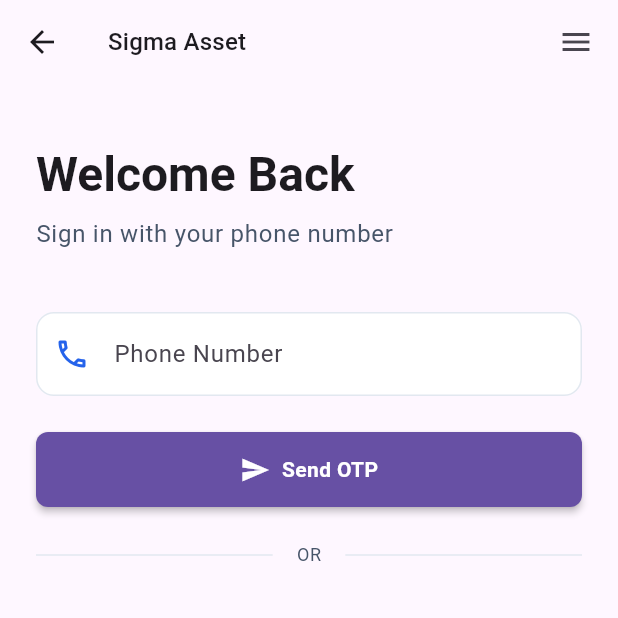
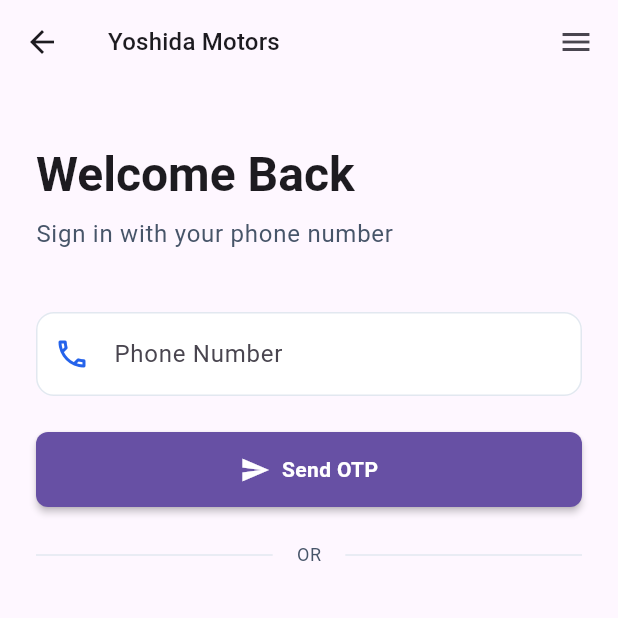
Before and after one commit to Rizz404/yoshida_motors_app, a Flutter app: the LoginScreen screen opened directly, on a phone screen of 412 x 824 dp, the top half of it. Run offline on Flutter 3.47's test engine with Material 3 defaults, Android fonts, the phone set to English and light mode, and no system bars; drawn by our look-alikes of flutter_form_builder, loader_overlay; our stand-ins replace bot_toast, cached_network_image, dio, equatable, file_picker, firebase_auth and 15 more; missing offline and left inert: talker_dio_logger, talker_riverpod_logger; accounts and stored records are empty.

Commit message:
fix(core): fix app name and gradle

```diff
--- a/lib/core/router/app_router.dart
+++ b/lib/core/router/app_router.dart
@@ -36,18 +36,18 @@ String _getInitialLocation(Ref ref) {
 
   // * Kalau masih loading, default ke login (native splash masih tampil)
   if (authState.isLoading) {
-    return const LoginRoute().location;
+    return LoginRoute.path;
   }
 
   final currentAuthState = authState.whenOrNull(data: (state) => state);
   final isAuthenticated = currentAuthState?.status == AuthStatus.authenticated;
 
   if (!isAuthenticated) {
-    return const LoginRoute().location;
+    return LoginRoute.path;
   }
 
   // * Authenticated users go to home
-  return const HomeRoute().location;
+  return HomeRoute.path;
 }
 
 /// Handle redirect logic berdasarkan auth state
@@ -67,12 +67,12 @@ String? _handleRedirect(Ref ref, GoRouterState state) {
 
   // * Not authenticated and not going to auth? Redirect to login
   if (!currentIsAuthenticated && !isGoingToAuth) {
-    return const LoginRoute().location;
+    return LoginRoute.path;
   }
 
   // * Authenticated and going to auth? Redirect to home
   if (currentIsAuthenticated && isGoingToAuth) {
-    return const HomeRoute().location;
+    return HomeRoute.path;
   }
 
   return null;
--- a/lib/core/router/routes.dart
+++ b/lib/core/router/routes.dart
@@ -25,6 +25,8 @@ part 'routes.g.dart';
 @TypedGoRoute<LoginRoute>(path: '/auth/login', name: 'login')
 class LoginRoute extends GoRouteData {
   const LoginRoute();
+
+  static const path = '/auth/login';
 
   @override
   Widget build(BuildContext context, GoRouterState state) =>
@@ -85,6 +87,8 @@ class AppShellRouteData extends StatefulShellRouteData {
 
 class HomeRoute extends GoRouteData {
   const HomeRoute();
+
+  static const path = '/';
 
   @override
   Widget build(BuildContext context, GoRouterState state) => const HomeScreen();
--- a/lib/core/services/local_notification_service.dart
+++ b/lib/core/services/local_notification_service.dart
@@ -23,7 +23,7 @@ class LocalNotificationService {
       AndroidNotificationChannel(
         'car_rongsok_app_default', // id
         'Default Notifications', // name
-        description: 'General notifications from Sigma Asset',
+        description: 'General notifications from Yoshida Motors',
         importance: Importance.max,
         enableVibration: true,
         playSound: true,
--- a/lib/core/utils/talker_config.dart
+++ b/lib/core/utils/talker_config.dart
@@ -36,7 +36,7 @@ class TalkerConfig {
 
   /// Log application startup
   static void _logAppStart() {
-    logger.info('🚀 Sigma Asset App Started');
+    logger.info('🚀 Yoshida Motors App Started');
     logger.debug('Environment: ${kDebugMode ? 'DEBUG' : 'RELEASE'}');
     logger.debug('Platform: ${defaultTargetPlatform.name}');
   }
--- a/lib/di/auth_providers.dart
+++ b/lib/di/auth_providers.dart
@@ -8,6 +8,7 @@ import 'package:car_rongsok_app/feature/auth/repositories/auth_repository.dart';
 import 'package:car_rongsok_app/feature/user/models/user.dart';
 import 'package:equatable/equatable.dart';
 import 'package:flutter_riverpod/flutter_riverpod.dart';
+import 'package:fpdart/fpdart.dart';
 
 // ==========================================
 // AUTH STATE
@@ -57,8 +58,11 @@ class AuthNotifier extends AsyncNotifier<AuthState> {
   FutureOr<AuthState> build() async {
     _authRepository = ref.read(authRepositoryProvider);
 
-    // * Get profile dari API/cache untuk validasi auth
-    final result = await _authRepository.getProfile().run();
+    // * Timeout 5 detik untuk mencegah ANR saat server lambat/error
+    final result = await _authRepository.getProfile().run().timeout(
+      const Duration(seconds: 5),
+      onTimeout: () => const Left(ApiFailure(message: 'Auth check timeout')),
+    );
 
     return result.fold(
       (failure) => AuthState.unauthenticated(failure: failure),
--- a/lib/l10n/app_en.arb
+++ b/lib/l10n/app_en.arb
@@ -606,7 +606,7 @@
   "@userShellBottomNavProfile": {
     "description": "User shell bottom navigation label for profile"
   },
-  "appEndDrawerTitle": "Sigma Asset",
+  "appEndDrawerTitle": "Yoshida Motors",
   "@appEndDrawerTitle": {
     "description": "App end drawer title"
   },
@@ -714,7 +714,7 @@
   "@appEndDrawerProfile": {
     "description": "Profile menu item"
   },
-  "customAppBarTitle": "Sigma Asset",
+  "customAppBarTitle": "Yoshida Motors",
   "@customAppBarTitle": {
     "description": "App bar title"
   },
--- a/lib/l10n/app_id.arb
+++ b/lib/l10n/app_id.arb
@@ -606,7 +606,7 @@
   "@userShellBottomNavProfile": {
     "description": "User shell bottom navigation label for profile"
   },
-  "appEndDrawerTitle": "Sigma Asset",
+  "appEndDrawerTitle": "Yoshida Motors",
   "@appEndDrawerTitle": {
     "description": "App end drawer title"
   },
@@ -714,7 +714,7 @@
   "@appEndDrawerProfile": {
     "description": "Profile menu item"
   },
-  "customAppBarTitle": "Sigma Asset",
+  "customAppBarTitle": "Yoshida Motors",
   "@customAppBarTitle": {
     "description": "App bar title"
   },
--- a/lib/l10n/app_ja.arb
+++ b/lib/l10n/app_ja.arb
@@ -606,7 +606,7 @@
   "@userShellBottomNavProfile": {
     "description": "User shell bottom navigation label for profile"
   },
-  "appEndDrawerTitle": "Sigma Asset",
+  "appEndDrawerTitle": "Yoshida Motors",
   "@appEndDrawerTitle": {
     "description": "App end drawer title"
   },
@@ -714,7 +714,7 @@
   "@appEndDrawerProfile": {
     "description": "Profile menu item"
   },
-  "customAppBarTitle": "Sigma Asset",
+  "customAppBarTitle": "Yoshida Motors",
   "@customAppBarTitle": {
     "description": "App bar title"
   },
--- a/lib/l10n/app_localizations.dart
+++ b/lib/l10n/app_localizations.dart
@@ -1134,7 +1134,7 @@ abstract class L10n {
   /// App end drawer title
   ///
   /// In en, this message translates to:
-  /// **'Sigma Asset'**
+  /// **'Yoshida Motors'**
   String get appEndDrawerTitle;
 
   /// Message shown when user needs to login
@@ -1296,7 +1296,7 @@ abstract class L10n {
   /// App bar title
   ///
   /// In en, this message translates to:
-  /// **'Sigma Asset'**
+  /// **'Yoshida Motors'**
   String get customAppBarTitle;
 
   /// Open menu button label
--- a/lib/l10n/app_localizations_en.dart
+++ b/lib/l10n/app_localizations_en.dart
@@ -575,7 +575,7 @@ class L10nEn extends L10n {
   String get userShellBottomNavProfile => 'Profile';
 
   @override
-  String get appEndDrawerTitle => 'Sigma Asset';
+  String get appEndDrawerTitle => 'Yoshida Motors';
 
   @override
   String get appEndDrawerPleaseLoginFirst => 'Please login first';
@@ -656,7 +656,7 @@ class L10nEn extends L10n {
   String get appEndDrawerProfile => 'Profile';
 
   @override
-  String get customAppBarTitle => 'Sigma Asset';
+  String get customAppBarTitle => 'Yoshida Motors';
 
   @override
   String get customAppBarOpenMenu => 'Open Menu';
--- a/lib/l10n/app_localizations_id.dart
+++ b/lib/l10n/app_localizations_id.dart
@@ -575,7 +575,7 @@ class L10nId extends L10n {
   String get userShellBottomNavProfile => 'Profil';
 
   @override
-  String get appEndDrawerTitle => 'Sigma Asset';
+  String get appEndDrawerTitle => 'Yoshida Motors';
 
   @override
   String get appEndDrawerPleaseLoginFirst => 'Silakan login terlebih dahulu';
@@ -656,7 +656,7 @@ class L10nId extends L10n {
   String get appEndDrawerProfile => 'Profil';
 
   @override
-  String get customAppBarTitle => 'Sigma Asset';
+  String get customAppBarTitle => 'Yoshida Motors';
 
   @override
   String get customAppBarOpenMenu => 'Buka Menu';
--- a/lib/l10n/app_localizations_ja.dart
+++ b/lib/l10n/app_localizations_ja.dart
@@ -574,7 +574,7 @@ class L10nJa extends L10n {
   String get userShellBottomNavProfile => 'プロフィール';
 
   @override
-  String get appEndDrawerTitle => 'Sigma Asset';
+  String get appEndDrawerTitle => 'Yoshida Motors';
 
   @override
   String get appEndDrawerPleaseLoginFirst => 'まずログインしてください';
@@ -655,7 +655,7 @@ class L10nJa extends L10n {
   String get appEndDrawerProfile => 'プロフィール';
 
   @override
-  String get customAppBarTitle => 'Sigma Asset';
+  String get customAppBarTitle => 'Yoshida Motors';
 
   @override
   String get customAppBarOpenMenu => 'メニューを開く';
--- a/lib/main.dart
+++ b/lib/main.dart
@@ -263,7 +263,7 @@ class _CarRongsokAppState extends ConsumerState<CarRongsokApp> {
 
     return MaterialApp.router(
       debugShowCheckedModeBanner: false,
-      title: 'Sigma Asset',
+      title: 'Yoshida Motors',
       theme: AppTheme.lightTheme,
       darkTheme: AppTheme.darkTheme,
       themeMode: themeMode,
--- a/lib/shared/l10n/shared_en.arb
+++ b/lib/shared/l10n/shared_en.arb
@@ -24,7 +24,7 @@
   "@userShellBottomNavProfile": {
     "description": "User shell bottom navigation label for profile"
   },
-  "appEndDrawerTitle": "Sigma Asset",
+  "appEndDrawerTitle": "Yoshida Motors",
   "@appEndDrawerTitle": {
     "description": "App end drawer title"
   },
@@ -132,7 +132,7 @@
   "@appEndDrawerProfile": {
     "description": "Profile menu item"
   },
-  "customAppBarTitle": "Sigma Asset",
+  "customAppBarTitle": "Yoshida Motors",
   "@customAppBarTitle": {
     "description": "App bar title"
   },
--- a/lib/shared/l10n/shared_id.arb
+++ b/lib/shared/l10n/shared_id.arb
@@ -24,7 +24,7 @@
   "@userShellBottomNavProfile": {
     "description": "User shell bottom navigation label for profile"
   },
-  "appEndDrawerTitle": "Sigma Asset",
+  "appEndDrawerTitle": "Yoshida Motors",
   "@appEndDrawerTitle": {
     "description": "App end drawer title"
   },
@@ -132,7 +132,7 @@
   "@appEndDrawerProfile": {
     "description": "Profile menu item"
   },
-  "customAppBarTitle": "Sigma Asset",
+  "customAppBarTitle": "Yoshida Motors",
   "@customAppBarTitle": {
     "description": "App bar title"
   },
--- a/lib/shared/l10n/shared_ja.arb
+++ b/lib/shared/l10n/shared_ja.arb
@@ -24,7 +24,7 @@
   "@userShellBottomNavProfile": {
     "description": "User shell bottom navigation label for profile"
   },
-  "appEndDrawerTitle": "Sigma Asset",
+  "appEndDrawerTitle": "Yoshida Motors",
   "@appEndDrawerTitle": {
     "description": "App end drawer title"
   },
@@ -132,7 +132,7 @@
   "@appEndDrawerProfile": {
     "description": "Profile menu item"
   },
-  "customAppBarTitle": "Sigma Asset",
+  "customAppBarTitle": "Yoshida Motors",
   "@customAppBarTitle": {
     "description": "App bar title"
   },
```
Also changed, not shown: 1 other file.
